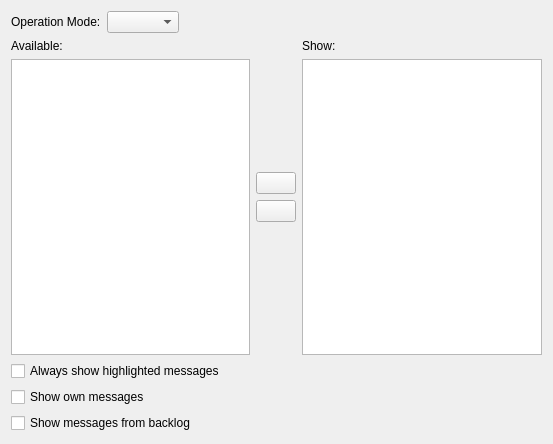
Before: the Qt Designer form src/qtui/settingspages/chatmonitorsettingspage.ui in quassel/quassel, drawn with Qt 5.
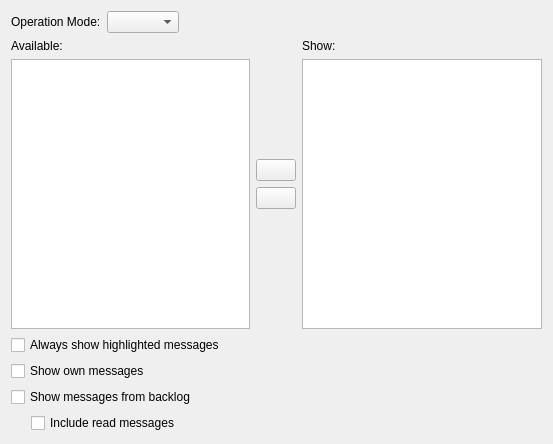
After: the same form once the commit is applied. Icons and pictures are not drawn. Custom widgets are drawn as their Qt base class.

Commit message:
Add option to include read messages in chat monitor
When the show backlog option is used, give users the option to include previously read messages.

```diff
--- a/src/qtui/settingspages/chatmonitorsettingspage.ui
+++ b/src/qtui/settingspages/chatmonitorsettingspage.ui
@@ -168,6 +168,36 @@
      </property>
     </widget>
    </item>
+   <item>
+    <layout class="QHBoxLayout" name="horizontalLayout_2">
+     <item>
+      <spacer name="horizontalSpacer">
+       <property name="orientation">
+        <enum>Qt::Horizontal</enum>
+       </property>
+       <property name="sizeType">
+        <enum>QSizePolicy::Fixed</enum>
+       </property>
+       <property name="sizeHint" stdset="0">
+        <size>
+         <width>20</width>
+         <height>16</height>
+        </size>
+       </property>
+      </spacer>
+     </item>
+     <item>
+      <widget class="QCheckBox" name="includeRead">
+       <property name="toolTip">
+        <string>Include read messages from backlog on reconnect</string>
+       </property>
+       <property name="text">
+        <string>Include read messages</string>
+       </property>
+      </widget>
+     </item>
+    </layout>
+   </item>
   </layout>
  </widget>
  <customwidgets>
```
Left out of the diff: 11 changed lines with no effect on the pictures. The commit also changes 3 other files.
